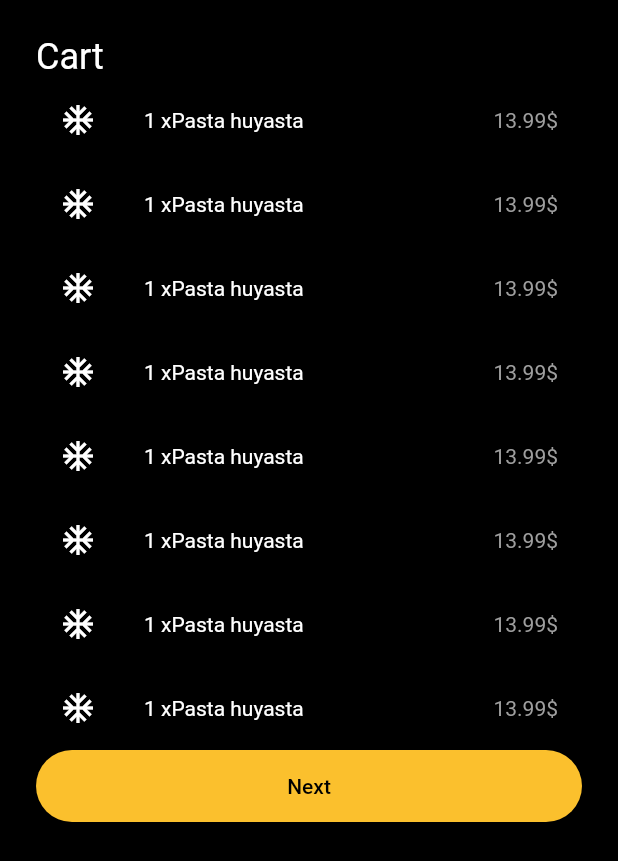
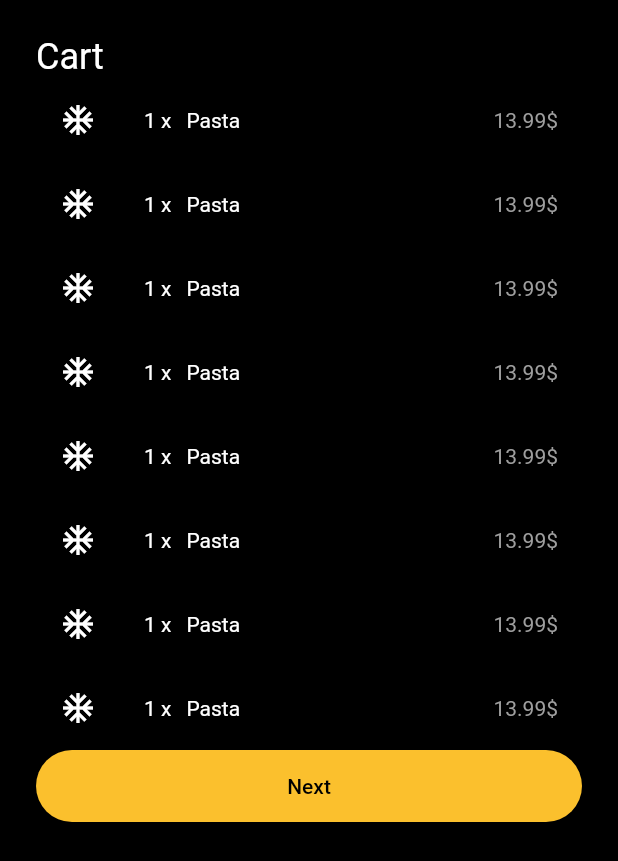
Before and after one commit to achernoprudov/flutterthon, a Flutter app: the MainCart widget shown alone on an empty page, opened directly, on a phone screen of 412 x 824 dp. Shown: the top 861 px of the screen. Run offline on Flutter 3.47's test engine with Material 2 defaults, Android fonts, the phone set to English and light mode, and no system bars; network calls fail.

```diff
--- /dev/null
+++ b/lib/src/modules/main/cart_container.dart
@@ -0,0 +1,8 @@
+
+import 'package:flutterthon/src/models/good_item_model.dart';
+
+class CartContainer {
+  var items = Map<GoodItem, int>();
+
+
+}
--- a/lib/src/modules/main/main_cart.dart
+++ b/lib/src/modules/main/main_cart.dart
@@ -41,7 +41,8 @@ class MainCart extends StatelessWidget {
                 ),
               )
             ],
-          )
+          ),
+          SizedBox(height: 200,)
         ],
       ),
     );
--- a/lib/src/widgets/cart_item_widget.dart
+++ b/lib/src/widgets/cart_item_widget.dart
@@ -9,15 +9,21 @@ class CartItemWidget extends StatelessWidget {
         Icons.ac_unit,
         color: Colors.white,
       ),
-      trailing: Text('13.99\$', style: textTheme.body1.copyWith(color: Colors.grey),),
+      trailing: Text(
+        '13.99\$',
+        style: textTheme.body1.copyWith(color: Colors.grey),
+      ),
       title: Row(
         children: <Widget>[
           Text(
             '1 x',
             style: textTheme.body1.copyWith(color: Colors.white),
           ),
+          SizedBox(
+            width: 10,
+          ),
           Text(
-            'Pasta huyasta',
+            'Pasta',
             style: textTheme.body1.copyWith(color: Colors.white),
           )
         ],
```
Also changed, not shown: resources/demo.gif (added).
